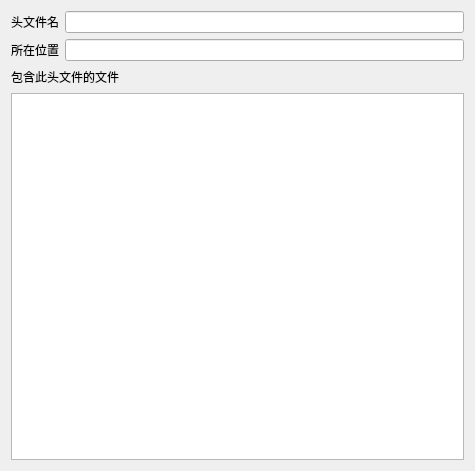
This is headsearch/headfileinfo.ui in findAway/headsearch as Qt 5 draws it before an edit. The edited form follows.
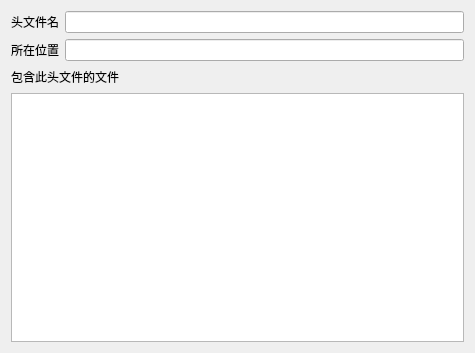
This is the edited form.

Patch:
```diff
--- a/headsearch/headfileinfo.ui
+++ b/headsearch/headfileinfo.ui
@@ -7,7 +7,7 @@
     <x>0</x>
     <y>0</y>
     <width>475</width>
-    <height>471</height>
+    <height>353</height>
    </rect>
   </property>
   <property name="windowTitle">
```
